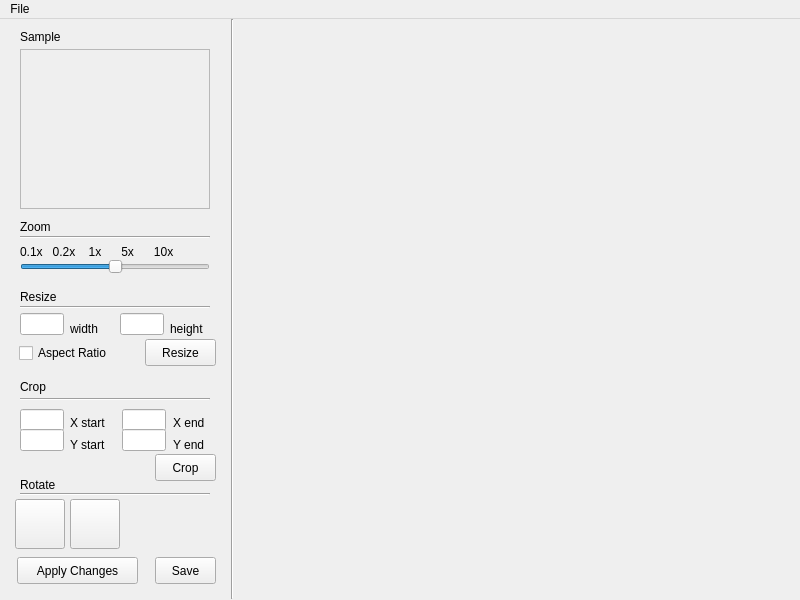
Qt form trab1/mainwindow.ui (julioce/CompGraf) before a commit.
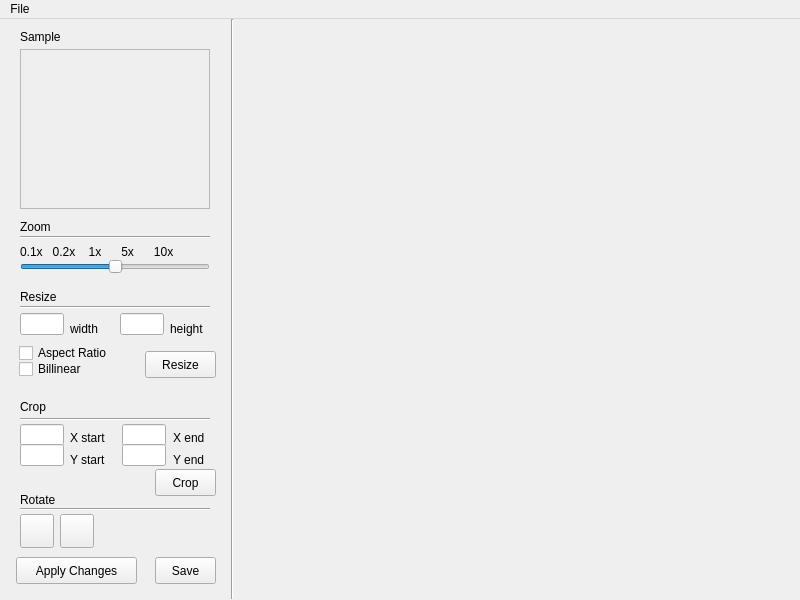
The same form after that commit. Icons and pictures are not drawn.

Commit message:
*Adicionado o algoritmo de redimensionamento Bilinear:    -Calcula utilizando os pixels da esquerda, direta, acima e abaixo.    -Para não deixar a imagem borrada demais o pixel atual é calculado com peso 2x - pode ser revisto.
*Imagem padrão para algoritmos de imagens - Lenna ... :P

Diff of the .ui file:
```diff
--- a/trab1/mainwindow.ui
+++ b/trab1/mainwindow.ui
@@ -11,7 +11,7 @@
    </rect>
   </property>
   <property name="sizePolicy">
-   <sizepolicy hsizetype="Expanding" vsizetype="Expanding">
+   <sizepolicy hsizetype="MinimumExpanding" vsizetype="MinimumExpanding">
     <horstretch>0</horstretch>
     <verstretch>0</verstretch>
    </sizepolicy>
@@ -86,7 +86,7 @@
     <property name="geometry">
      <rect>
       <x>145</x>
-      <y>320</y>
+      <y>332</y>
       <width>71</width>
       <height>27</height>
      </rect>
@@ -101,7 +101,7 @@
       <x>249</x>
       <y>30</y>
       <width>530</width>
-      <height>531</height>
+      <height>521</height>
      </rect>
     </property>
     <property name="sizePolicy">
@@ -135,10 +135,10 @@
    <widget class="QPushButton" name="rightButton">
     <property name="geometry">
      <rect>
-      <x>70</x>
-      <y>480</y>
-      <width>50</width>
-      <height>50</height>
+      <x>60</x>
+      <y>495</y>
+      <width>34</width>
+      <height>34</height>
      </rect>
     </property>
     <property name="autoFillBackground">
@@ -161,10 +161,10 @@
    <widget class="QPushButton" name="leftButton">
     <property name="geometry">
      <rect>
-      <x>15</x>
-      <y>480</y>
-      <width>50</width>
-      <height>50</height>
+      <x>20</x>
+      <y>495</y>
+      <width>34</width>
+      <height>34</height>
      </rect>
     </property>
     <property name="text">
@@ -185,7 +185,7 @@
     <property name="geometry">
      <rect>
       <x>20</x>
-      <y>457</y>
+      <y>472</y>
       <width>60</width>
       <height>17</height>
      </rect>
@@ -198,7 +198,7 @@
     <property name="geometry">
      <rect>
       <x>20</x>
-      <y>465</y>
+      <y>480</y>
       <width>190</width>
       <height>20</height>
      </rect>
@@ -308,7 +308,7 @@
    <widget class="QPushButton" name="applyButton">
     <property name="geometry">
      <rect>
-      <x>17</x>
+      <x>16</x>
       <y>538</y>
       <width>121</width>
       <height>27</height>
@@ -373,7 +373,7 @@
     <property name="geometry">
      <rect>
       <x>20</x>
-      <y>360</y>
+      <y>380</y>
       <width>60</width>
       <height>16</height>
      </rect>
@@ -386,7 +386,7 @@
     <property name="geometry">
      <rect>
       <x>20</x>
-      <y>370</y>
+      <y>390</y>
       <width>190</width>
       <height>20</height>
      </rect>
@@ -425,7 +425,7 @@
     <property name="geometry">
      <rect>
       <x>70</x>
-      <y>396</y>
+      <y>411</y>
       <width>41</width>
       <height>16</height>
      </rect>
@@ -438,7 +438,7 @@
     <property name="geometry">
      <rect>
       <x>70</x>
-      <y>418</y>
+      <y>433</y>
       <width>41</width>
       <height>16</height>
      </rect>
@@ -451,7 +451,7 @@
     <property name="geometry">
      <rect>
       <x>173</x>
-      <y>396</y>
+      <y>411</y>
       <width>41</width>
       <height>16</height>
      </rect>
@@ -464,7 +464,7 @@
     <property name="geometry">
      <rect>
       <x>173</x>
-      <y>418</y>
+      <y>433</y>
       <width>41</width>
       <height>16</height>
      </rect>
@@ -477,7 +477,7 @@
     <property name="geometry">
      <rect>
       <x>20</x>
-      <y>390</y>
+      <y>405</y>
       <width>44</width>
       <height>22</height>
      </rect>
@@ -487,7 +487,7 @@
     <property name="geometry">
      <rect>
       <x>20</x>
-      <y>410</y>
+      <y>425</y>
       <width>44</width>
       <height>22</height>
      </rect>
@@ -497,7 +497,7 @@
     <property name="geometry">
      <rect>
       <x>122</x>
-      <y>390</y>
+      <y>405</y>
       <width>44</width>
       <height>22</height>
      </rect>
@@ -507,7 +507,7 @@
     <property name="geometry">
      <rect>
       <x>122</x>
-      <y>410</y>
+      <y>425</y>
       <width>44</width>
       <height>22</height>
      </rect>
@@ -517,7 +517,7 @@
     <property name="geometry">
      <rect>
       <x>155</x>
-      <y>435</y>
+      <y>450</y>
       <width>61</width>
       <height>27</height>
      </rect>
@@ -526,6 +526,19 @@
      <string>Crop</string>
     </property>
    </widget>
+   <widget class="QCheckBox" name="boxBilinear">
+    <property name="geometry">
+     <rect>
+      <x>19</x>
+      <y>340</y>
+      <width>111</width>
+      <height>20</height>
+     </rect>
+    </property>
+    <property name="text">
+     <string>Billinear</string>
+    </property>
+   </widget>
   </widget>
   <widget class="QMenuBar" name="menuBar">
    <property name="geometry">
```
The commit also changes 9 other files.
